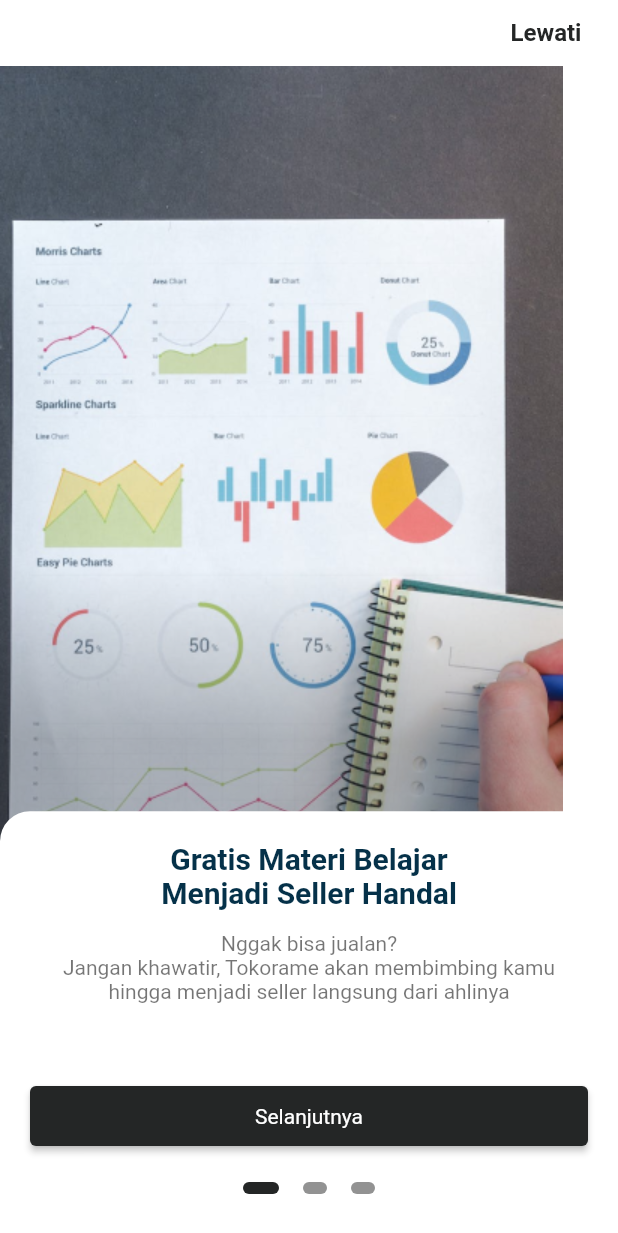
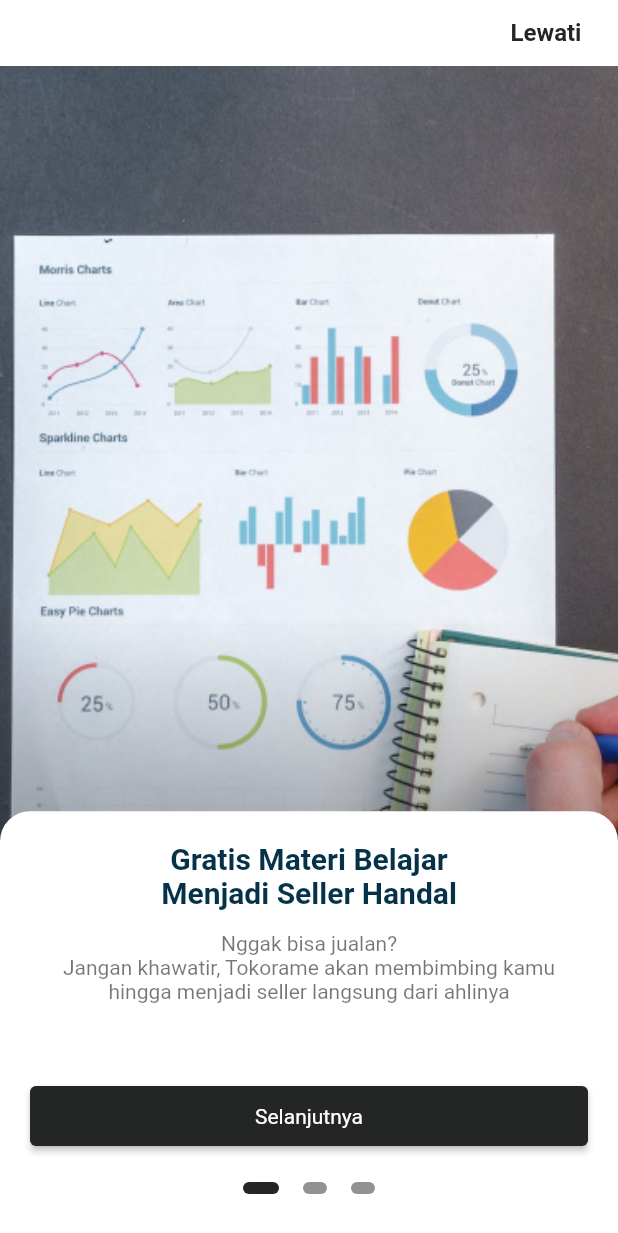
Before and after one commit to habibfr/onboarding-and-product-detail-flutter, a Flutter app: the screen it shows after launch, on a phone screen of 412 x 824 dp. Shown: the top 1233 px of the screen. Run offline on Flutter 3.47's test engine with Material 2 defaults, Android fonts, the phone set to English and light mode, and no system bars; drawn by our look-alikes of flutter_onboarding_slider; our stand-ins replace carousel_slider.

Commit message:
finish all

```diff
--- a/lib/view/onboarding/onboarding.dart
+++ b/lib/view/onboarding/onboarding.dart
@@ -3,10 +3,15 @@ import 'package:aksamedia_test_mobile/view/product/product.dart';
 import 'package:flutter/material.dart';
 import 'package:flutter_onboarding_slider/flutter_onboarding_slider.dart';
 
-class MyOnboarding extends StatelessWidget {
+class MyOnboarding extends StatefulWidget {
+  const MyOnboarding({super.key});
+
+  @override
+  State<MyOnboarding> createState() => _MyOnboardingState();
+}
+
+class _MyOnboardingState extends State<MyOnboarding> {
   final Color kDarkBlueColor = const Color(0xFF242626);
-
-  const MyOnboarding({super.key});
 
   @override
   Widget build(BuildContext context) {
@@ -29,8 +34,6 @@ class MyOnboarding extends StatelessWidget {
           ),
         ),
         trailingFunction: () {
-          // Your trailingFunction logic here
-          // Navigator.pop(context);
           Navigator.push(
             context,
             MaterialPageRoute(builder: (context) => const MyProduct()),
@@ -41,9 +44,21 @@ class MyOnboarding extends StatelessWidget {
         headerBackgroundColor: Colors.white,
         pageBackgroundColor: Colors.white,
         background: [
-          Image.asset('assets/images/img_onboarding_1.png'),
-          Image.asset('assets/images/img_onboarding_2.png'),
-          Image.asset('assets/images/img_onboarding_3.png'),
+          SizedBox(
+            width: MediaQuery.of(context).size.width,
+            child: Image.asset('assets/images/img_onboarding_1.png',
+                fit: BoxFit.cover),
+          ),
+          SizedBox(
+            width: MediaQuery.of(context).size.width,
+            child: Image.asset('assets/images/img_onboarding_2.png',
+                fit: BoxFit.cover),
+          ),
+          SizedBox(
+            width: MediaQuery.of(context).size.width,
+            child: Image.asset('assets/images/img_onboarding_3.png',
+                fit: BoxFit.cover),
+          ),
         ],
         speed: 1.8,
         pageBodies: [
@@ -58,9 +73,7 @@ class MyOnboarding extends StatelessWidget {
                   description:
                       'Nggak bisa jualan? \nJangan khawatir, Tokorame akan membimbing kamu hingga menjadi seller langsung dari ahlinya',
                   buttonText: 'Selanjutnya',
-                  onButtonPressed: () {
-                    // Handle button press for the first page
-                  },
+                  onButtonPressed: () {},
                 ),
               ),
             ],
@@ -76,9 +89,7 @@ class MyOnboarding extends StatelessWidget {
                   description:
                       'Tokorame menyediakan ribuan produk dengan kualitas derbaik dari seller terpercaya',
                   buttonText: 'Selanjutnya',
-                  onButtonPressed: () {
-                    // Handle button press for the first page
-                  },
+                  onButtonPressed: () {},
                 ),
               ),
             ],
@@ -94,9 +105,7 @@ class MyOnboarding extends StatelessWidget {
                   description:
                       'Subdomain unik dan toko online profesional siap pakai',
                   buttonText: 'Selanjutnya',
-                  onButtonPressed: () {
-                    // Handle button press for the first page
-                  },
+                  onButtonPressed: () {},
                 ),
               ),
             ],
--- a/lib/view/product/product_card.dart
+++ b/lib/view/product/product_card.dart
@@ -61,7 +61,7 @@ class ProductCard extends StatelessWidget {
               ),
             ],
           ),
-          const SizedBox(height: 8),
+          const SizedBox(height: 22),
           const Padding(
             padding: EdgeInsets.symmetric(horizontal: 8.0),
             child: Text(
@@ -121,7 +121,7 @@ class ProductCard extends StatelessWidget {
             ),
           ),
           Container(
-            margin: const EdgeInsets.all(8.0),
+            margin: const EdgeInsets.only(top: 16.0,left: 8, right: 8),
             child: ElevatedButton(
               style: ElevatedButton.styleFrom(
                 backgroundColor: const Color(0xFF242626),
```
Also changed, not shown: lib/view/product/product.dart (+2 -6 lines).
